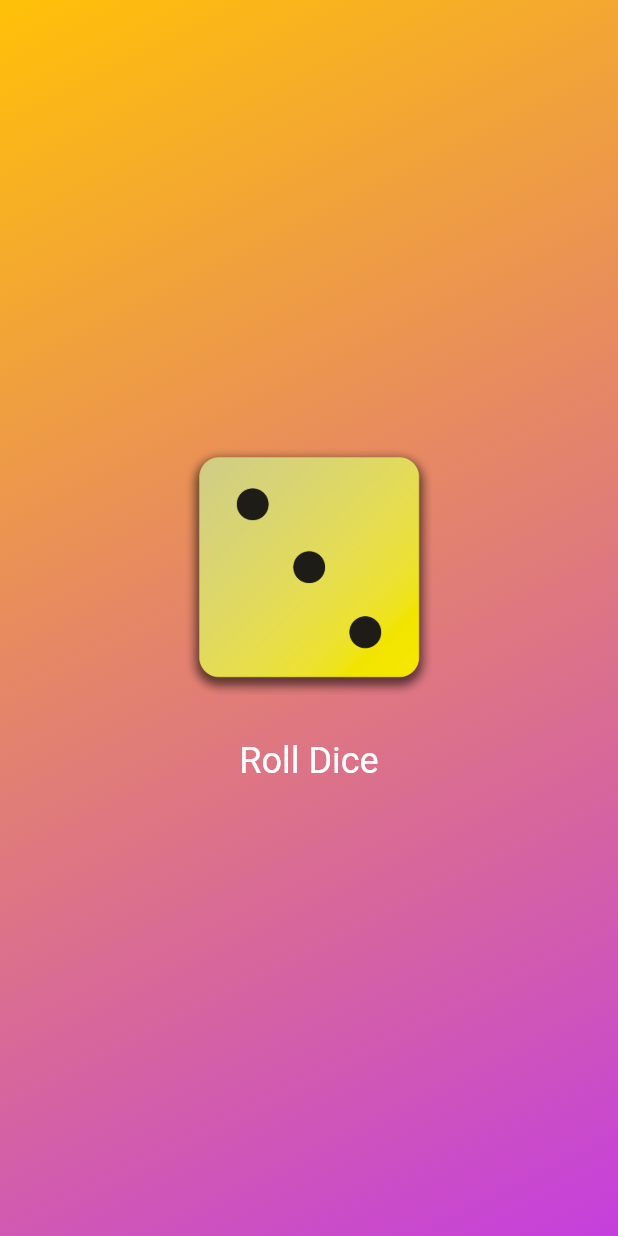
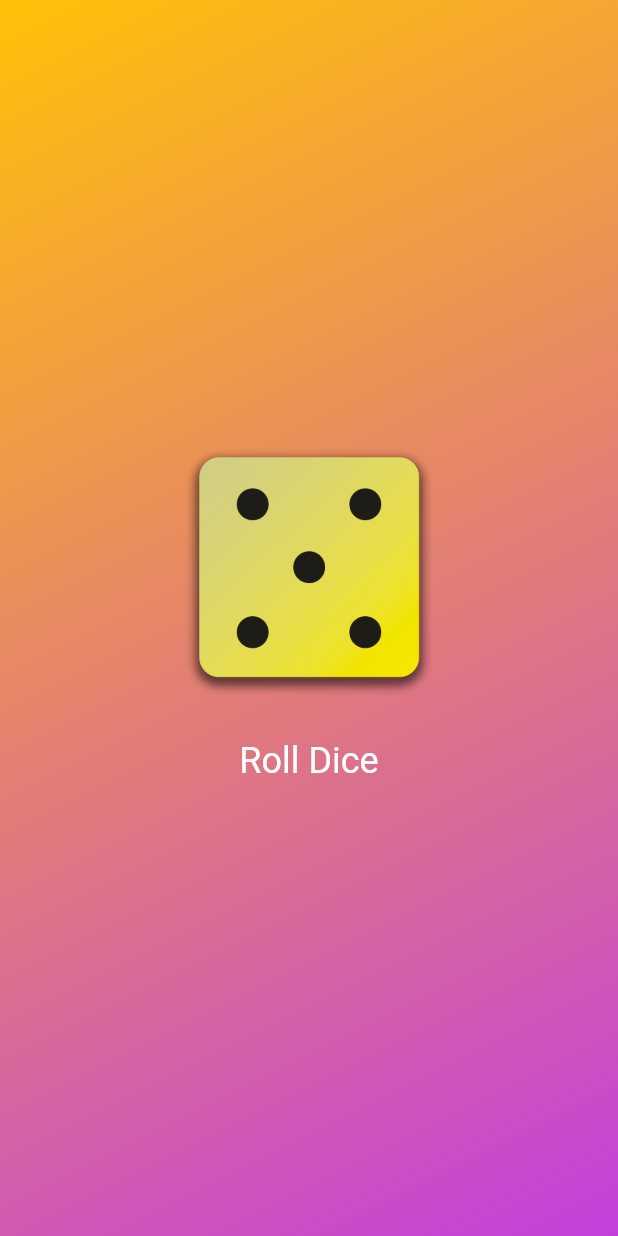
Before and after one commit to NSM722/Dice-Roller, a Flutter app: the screen it shows after launch, after a tap on "Roll Dice", on a phone screen of 412 x 824 dp. Run offline on Flutter 3.47's test engine with Material 2 defaults, Android fonts, the phone set to English and light mode, and no system bars.

```diff
--- a/lib/dice_roller.dart
+++ b/lib/dice_roller.dart
@@ -1,4 +1,8 @@
 import 'package:flutter/material.dart';
+import 'dart:math';
+
+final randomizeDiceRolls =
+    Random(); // for optimal reasons this is initialized here
 
 class DiceRoller extends StatefulWidget {
   const DiceRoller({super.key});
@@ -11,12 +15,13 @@ class DiceRoller extends StatefulWidget {
 
 // private class only for use in this file
 class _DiceRollerState extends State<DiceRoller> {
-  var currentDiceImage = 'assets/images/dice-1.png';
+  var currentDiceRoll = 3;
 
   void rollDice() {
     setState(
       () {
-        currentDiceImage = 'assets/images/dice-3.png';
+        currentDiceRoll = randomizeDiceRolls.nextInt(6) +
+            1; // generates numbers between 1 and 6
       },
     );
   }
@@ -27,7 +32,7 @@ class _DiceRollerState extends State<DiceRoller> {
       mainAxisSize: MainAxisSize.min, // centers the dice vertically
       children: [
         Image.asset(
-          currentDiceImage,
+          'assets/images/dice-$currentDiceRoll.png', // inject the state value
           width: 170,
         ),
         const SizedBox(height: 20),
```
